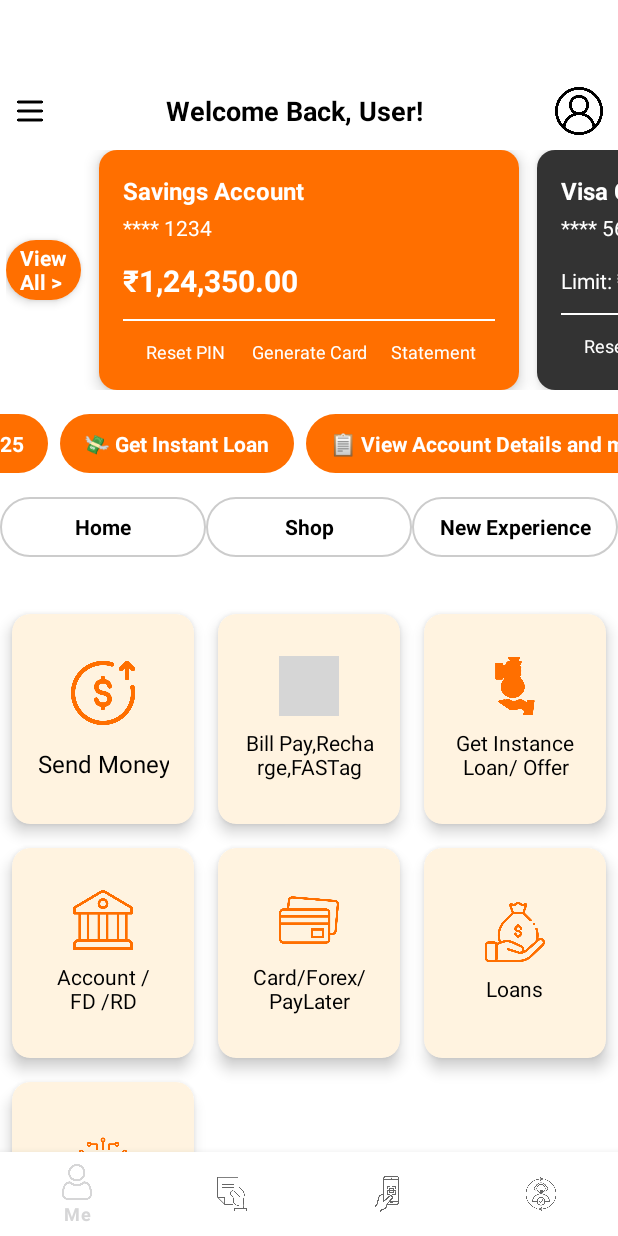
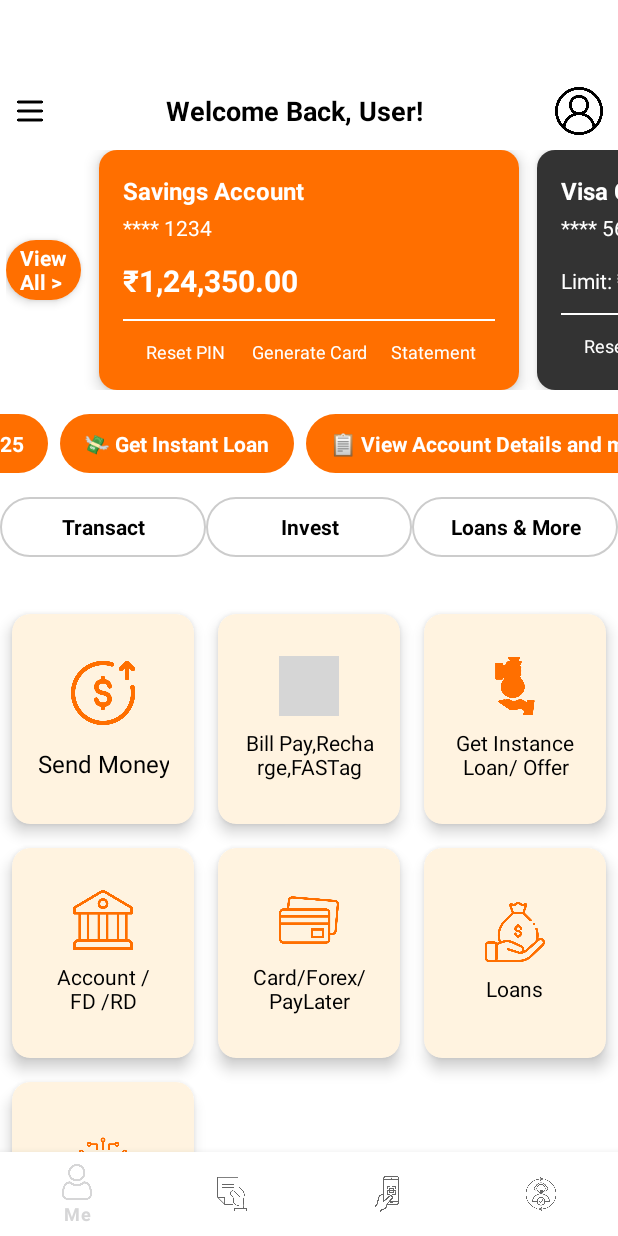
Before and after one commit to kshreeram813/Android-Banking-Dashboard, an Android app: the screen it shows after launch (MainActivity), on a phone screen of 412 x 824 dp. Run offline under Robolectric (Android 15) with nearby library versions, the phone set to English and light mode, and no system bars; our stand-ins replace navigation-ui; grey boxes are pictures that could not be loaded.

Commit message:
Modified on tab navigation

```diff
--- a/app/src/main/java/com/kushwaha/omnipractice/ui/home/HomeFragment.kt
+++ b/app/src/main/java/com/kushwaha/omnipractice/ui/home/HomeFragment.kt
@@ -8,6 +8,7 @@ import android.view.View
 import android.view.ViewGroup
 import androidx.core.view.doOnPreDraw
 import androidx.fragment.app.Fragment
+import com.kushwaha.omnipractice.R
 import com.kushwaha.omnipractice.databinding.FragmentHomeBinding
 
 class HomeFragment : Fragment() {
@@ -45,6 +46,19 @@ class HomeFragment : Fragment() {
             scrollHandler.postDelayed(scrollRunnable, 5000)
         }
 
+        binding.tabRadioGroup.setOnCheckedChangeListener { _, checkedId ->
+            binding.layoutTransact.visibility = View.GONE
+            binding.layoutInvest.visibility = View.GONE
+            binding.layoutLoans.visibility = View.GONE
+
+            when (checkedId) {
+                R.id.tabHome -> binding.layoutTransact.visibility = View.VISIBLE
+                R.id.tabShop -> binding.layoutInvest.visibility = View.VISIBLE
+                R.id.tabNew -> binding.layoutLoans.visibility = View.VISIBLE
+            }
+        }
+
+
         return binding.root
     }
 
--- a/app/src/main/res/layout/fragment_home.xml
+++ b/app/src/main/res/layout/fragment_home.xml
@@ -436,7 +436,7 @@
                 android:layout_width="0dp"
                 android:layout_height="40dp"
                 android:layout_weight="1"
-                android:text="Home"
+                android:text="Transact"
                 android:gravity="center"
                 android:background="@drawable/tab_selector"
                 android:textColor="#000000"
@@ -448,7 +448,7 @@
                 android:layout_width="0dp"
                 android:layout_height="40dp"
                 android:layout_weight="1"
-                android:text="Shop"
+                android:text="Invest"
                 android:gravity="center"
                 android:background="@drawable/tab_selector"
                 android:textColor="#000000"
@@ -460,7 +460,7 @@
                 android:layout_width="0dp"
                 android:layout_height="40dp"
                 android:layout_weight="1"
-                android:text="New Experience"
+                android:text="Loans &amp; More"
                 android:gravity="center"
                 android:background="@drawable/tab_selector"
                 android:textColor="#000000"
@@ -469,6 +469,16 @@
         </RadioGroup>
 
         <!-- Section: Dashboard Grid (3 columns) -->
+
+
+    <!-- TRANSACT Section -->
+    <LinearLayout
+        android:id="@+id/layoutTransact"
+        android:layout_width="match_parent"
+        android:layout_height="wrap_content"
+        android:orientation="vertical"
+        android:visibility="visible">
+
         <GridLayout
             android:layout_width="match_parent"
             android:layout_height="wrap_content"
@@ -488,6 +498,7 @@
                 app:cardBackgroundColor="#FFF3E0">
 
             <LinearLayout
+                android:visibility="visible"
                 android:layout_width="match_parent"
                 android:layout_height="match_parent"
                 android:orientation="vertical"
@@ -723,6 +734,47 @@
 
 
         </GridLayout>
+    </LinearLayout>
+
+
+        <!-- INVEST Section -->
+        <LinearLayout
+            android:id="@+id/layoutInvest"
+            android:layout_width="match_parent"
+            android:layout_height="wrap_content"
+            android:orientation="vertical"
+            android:visibility="gone"
+            android:layout_marginTop="30dp">
+
+            <TextView
+                android:layout_width="match_parent"
+                android:layout_height="wrap_content"
+                android:text="Invest Section"
+                android:textSize="20sp"
+                android:gravity="center"
+                android:textColor="#000000"
+                android:padding="16dp"/>
+        </LinearLayout>
+
+        <!-- LOANS & MORE Section -->
+        <LinearLayout
+            android:id="@+id/layoutLoans"
+            android:layout_width="match_parent"
+            android:layout_height="wrap_content"
+            android:orientation="vertical"
+            android:visibility="gone"
+            android:layout_marginTop="30dp">
+
+            <TextView
+                android:layout_width="match_parent"
+                android:layout_height="wrap_content"
+                android:text="More Section"
+                android:textSize="20sp"
+                android:gravity="center"
+                android:textColor="#000000"
+                android:padding="16dp"/>
+        </LinearLayout>
+
 
     </LinearLayout>
 </ScrollView>
```
Also changed, not shown: app/src/main/java/com/kushwaha/omnipractice/DashboardPagerAdapter.kt (added, +18 -0 lines).
